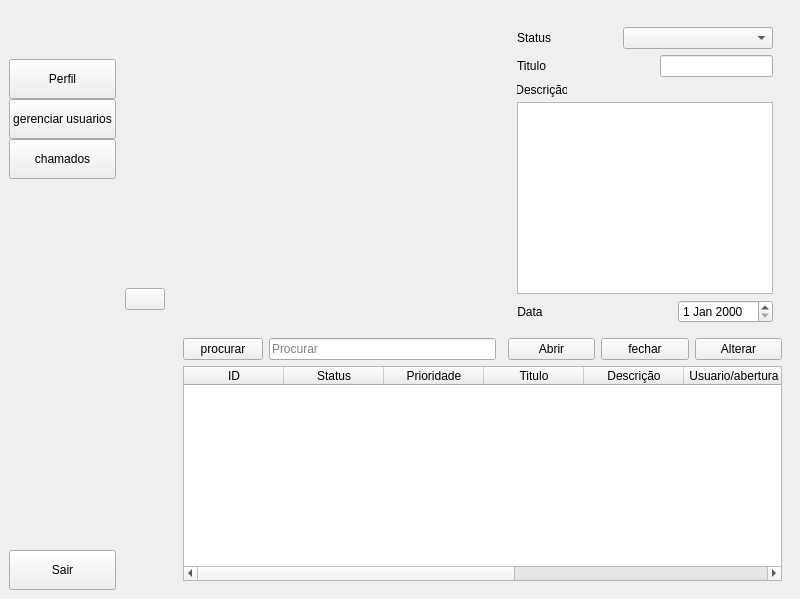
Above: Telas/Menu.tecnico.ui from leotxsp/Projeto-Integrador-SENAC before the change. Below: the same form after it.
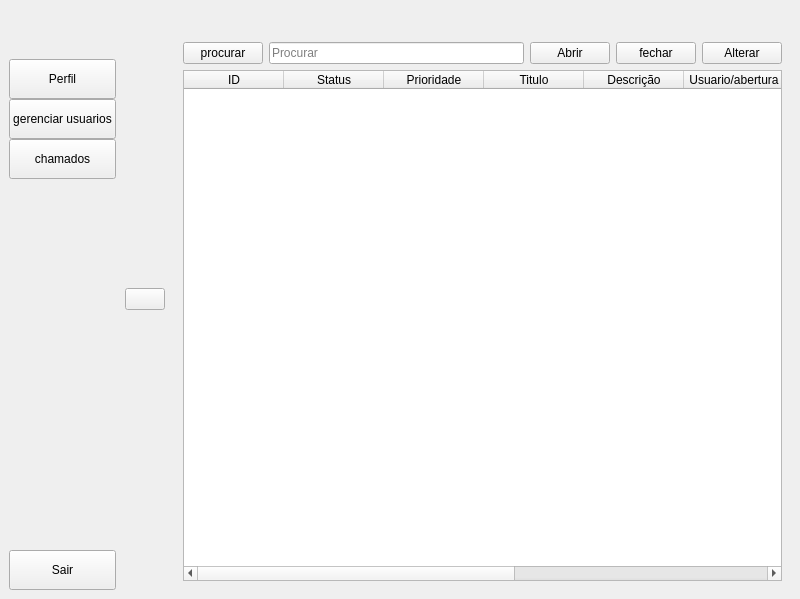
That is the form after the change. The open tabs and pages were chosen to show the change. Icons and pictures are not drawn.

Commit message: Novas telas para manejamento de chamados

What changed in the file:
```diff
--- a/Telas/Menu.tecnico.ui
+++ b/Telas/Menu.tecnico.ui
@@ -550,37 +550,44 @@
             </widget>
             <widget class="QWidget" name="pgChamados">
              <layout class="QGridLayout" name="gridLayout_4">
-              <item row="1" column="2">
-               <widget class="QPushButton" name="BtnAbrirChamado">
+              <item row="2" column="2">
+               <widget class="QPushButton" name="BtnFecharChamado">
                 <property name="text">
-                 <string>Abrir</string>
+                 <string>fechar</string>
                 </property>
                </widget>
               </item>
-              <item row="1" column="4">
+              <item row="2" column="3">
                <widget class="QPushButton" name="BtnAlterarChamado">
                 <property name="text">
                  <string>Alterar</string>
                 </property>
                </widget>
               </item>
-              <item row="0" column="0">
-               <spacer name="horizontalSpacer_9">
-                <property name="orientation">
-                 <enum>Qt::Orientation::Horizontal</enum>
-                </property>
-                <property name="sizeType">
-                 <enum>QSizePolicy::Policy::MinimumExpanding</enum>
-                </property>
-                <property name="sizeHint" stdset="0">
-                 <size>
-                  <width>297</width>
-                  <height>20</height>
-                 </size>
-                </property>
-               </spacer>
+              <item row="2" column="0">
+               <layout class="QHBoxLayout" name="horizontalLayout_7">
+                <item>
+                 <widget class="QPushButton" name="pushButton_2">
+                  <property name="text">
+                   <string>procurar</string>
+                  </property>
+                 </widget>
+                </item>
+                <item>
+                 <widget class="QLineEdit" name="lineEdit_2">
+                  <property name="placeholderText">
+                   <string>Procurar</string>
+                  </property>
+                 </widget>
+                </item>
+               </layout>
               </item>
-              <item row="3" column="0" colspan="5">
+              <item row="0" column="1" rowspan="2" colspan="3">
+               <widget class="QWidget" name="widget_2" native="true">
+                <layout class="QVBoxLayout" name="verticalLayout_10"/>
+               </widget>
+              </item>
+              <item row="3" column="0" colspan="4">
                <widget class="QTableWidget" name="TB_Chamados_usuario">
                 <column>
                  <property name="text">
@@ -629,251 +636,13 @@
                 </column>
                </widget>
               </item>
-              <item row="1" column="3">
-               <widget class="QPushButton" name="BtnFecharChamado">
+              <item row="2" column="1">
+               <widget class="QPushButton" name="BtnAbrirChamado">
                 <property name="text">
-                 <string>fechar</string>
+                 <string>Abrir</string>
                 </property>
                </widget>
               </item>
-              <item row="1" column="0">
-               <layout class="QHBoxLayout" name="horizontalLayout_7">
-                <item>
-                 <widget class="QPushButton" name="pushButton_2">
-                  <property name="text">
-                   <string>procurar</string>
-                  </property>
-                 </widget>
-                </item>
-                <item>
-                 <widget class="QLineEdit" name="lineEdit_2">
-                  <property name="placeholderText">
-                   <string>Procurar</string>
-                  </property>
-                 </widget>
-                </item>
-               </layout>
-              </item>
-              <item row="0" column="2" colspan="3">
-               <widget class="QWidget" name="widget_2" native="true">
-                <layout class="QVBoxLayout" name="verticalLayout_10">
-                 <item>
-                  <layout class="QHBoxLayout" name="horizontalLayout_4">
-                   <item>
-                    <widget class="QLabel" name="label_9">
-                     <property name="maximumSize">
-                      <size>
-                       <width>50</width>
-                       <height>16777215</height>
-                      </size>
-                     </property>
-                     <property name="text">
-                      <string>Status</string>
-                     </property>
-                     <property name="alignment">
-                      <set>Qt::AlignmentFlag::AlignCenter</set>
-                     </property>
-                    </widget>
-                   </item>
-                   <item>
-                    <spacer name="horizontalSpacer_5">
-                     <property name="orientation">
-                      <enum>Qt::Orientation::Horizontal</enum>
-                     </property>
-                     <property name="sizeType">
-                      <enum>QSizePolicy::Policy::MinimumExpanding</enum>
-                     </property>
-                     <property name="sizeHint" stdset="0">
-                      <size>
-                       <width>40</width>
-                       <height>20</height>
-                      </size>
-                     </property>
-                    </spacer>
-                   </item>
-                   <item>
-                    <widget class="QComboBox" name="CBStatus">
-                     <property name="minimumSize">
-                      <size>
-                       <width>150</width>
-                       <height>0</height>
-                      </size>
-                     </property>
-                     <property name="maximumSize">
-                      <size>
-                       <width>150</width>
-                       <height>16777215</height>
-                      </size>
-                     </property>
-                    </widget>
-                   </item>
-                  </layout>
-                 </item>
-                 <item>
-                  <layout class="QHBoxLayout" name="horizontalLayout_5">
-                   <property name="spacing">
-                    <number>0</number>
-                   </property>
-                   <property name="leftMargin">
-                    <number>0</number>
-                   </property>
-                   <property name="topMargin">
-                    <number>0</number>
-                   </property>
-                   <property name="rightMargin">
-                    <number>0</number>
-                   </property>
-                   <property name="bottomMargin">
-                    <number>0</number>
-                   </property>
-                   <item>
-                    <widget class="QLabel" name="label_10">
-                     <property name="maximumSize">
-                      <size>
-                       <width>50</width>
-                       <height>16777215</height>
-                      </size>
-                     </property>
-                     <property name="text">
-                      <string>Titulo</string>
-                     </property>
-                     <property name="alignment">
-                      <set>Qt::AlignmentFlag::AlignCenter</set>
-                     </property>
-                    </widget>
-                   </item>
-                   <item>
-                    <spacer name="horizontalSpacer_6">
-                     <property name="orientation">
-                      <enum>Qt::Orientation::Horizontal</enum>
-                     </property>
-                     <property name="sizeType">
-                      <enum>QSizePolicy::Policy::MinimumExpanding</enum>
-                     </property>
-                     <property name="sizeHint" stdset="0">
-                      <size>
-                       <width>5</width>
-                       <height>5</height>
-                      </size>
-                     </property>
-                    </spacer>
-                   </item>
-                   <item>
-                    <widget class="QLineEdit" name="edtTitulo"/>
-                   </item>
-                  </layout>
-                 </item>
-                 <item>
-                  <layout class="QVBoxLayout" name="verticalLayout_11">
-                   <property name="spacing">
-                    <number>0</number>
-                   </property>
-                   <property name="leftMargin">
-                    <number>0</number>
-                   </property>
-                   <property name="topMargin">
-                    <number>0</number>
-                   </property>
-                   <property name="rightMargin">
-                    <number>0</number>
-                   </property>
-                   <property name="bottomMargin">
-                    <number>0</number>
-                   </property>
-                   <item>
-                    <widget class="QLabel" name="label_11">
-                     <property name="maximumSize">
-                      <size>
-                       <width>50</width>
-                       <height>16777215</height>
-                      </size>
-                     </property>
-                     <property name="text">
-                      <string>Descrição</string>
-                     </property>
-                     <property name="alignment">
-                      <set>Qt::AlignmentFlag::AlignCenter</set>
-                     </property>
-                    </widget>
-                   </item>
-                   <item>
-                    <spacer name="verticalSpacer_3">
-                     <property name="orientation">
-                      <enum>Qt::Orientation::Vertical</enum>
-                     </property>
-                     <property name="sizeType">
-                      <enum>QSizePolicy::Policy::Fixed</enum>
-                     </property>
-                     <property name="sizeHint" stdset="0">
-                      <size>
-                       <width>5</width>
-                       <height>5</height>
-                      </size>
-                     </property>
-                    </spacer>
-                   </item>
-                   <item>
-                    <widget class="QTextEdit" name="TEdescricao"/>
-                   </item>
-                  </layout>
-                 </item>
-                 <item>
-                  <layout class="QHBoxLayout" name="horizontalLayout_11">
-                   <property name="spacing">
-                    <number>0</number>
-                   </property>
-                   <property name="leftMargin">
-                    <number>0</number>
-                   </property>
-                   <property name="topMargin">
-                    <number>0</number>
-                   </property>
-                   <property name="rightMargin">
-                    <number>0</number>
-                   </property>
-                   <property name="bottomMargin">
-                    <number>0</number>
-                   </property>
-                   <item>
-                    <widget class="QLabel" name="label_21">
-                     <property name="maximumSize">
-                      <size>
-                       <width>50</width>
-                       <height>16777215</height>
-                      </size>
-                     </property>
-                     <property name="text">
-                      <string>Data</string>
-                     </property>
-                     <property name="alignment">
-                      <set>Qt::AlignmentFlag::AlignCenter</set>
-                     </property>
-                    </widget>
-                   </item>
-                   <item>
-                    <spacer name="horizontalSpacer_11">
-                     <property name="orientation">
-                      <enum>Qt::Orientation::Horizontal</enum>
-                     </property>
-                     <property name="sizeType">
-                      <enum>QSizePolicy::Policy::MinimumExpanding</enum>
-                     </property>
-                     <property name="sizeHint" stdset="0">
-                      <size>
-                       <width>5</width>
-                       <height>5</height>
-                      </size>
-                     </property>
-                    </spacer>
-                   </item>
-                   <item>
-                    <widget class="QDateEdit" name="dateEdit"/>
-                   </item>
-                  </layout>
-                 </item>
-                </layout>
-               </widget>
-              </item>
              </layout>
             </widget>
            </widget>
```
Left out of the diff: 5 changed lines with no effect on the pictures. The commit also changes 7 other files.
